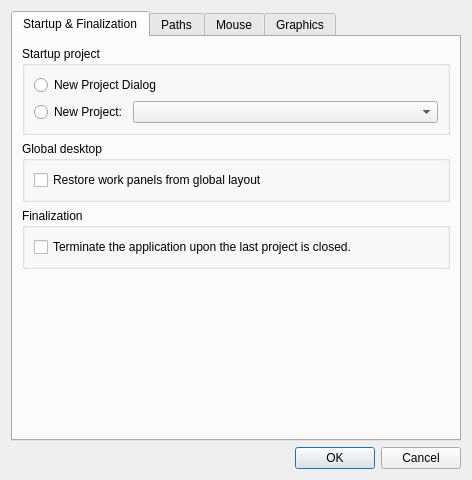
Qt form src/plugins/workpanels/AdminWP/GlobalSetupWorkPanel.ui (kulhanek/nemesis-vtk) before a commit.
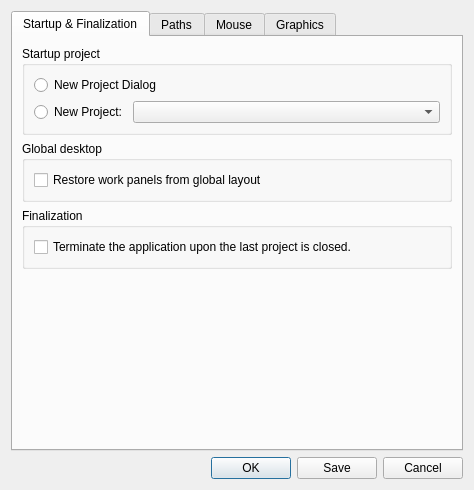
The same form after that commit. The open tabs and pages were chosen to show the change. Icons and pictures are not drawn.

Patch:
```diff
--- a/src/plugins/workpanels/AdminWP/GlobalSetupWorkPanel.ui
+++ b/src/plugins/workpanels/AdminWP/GlobalSetupWorkPanel.ui
@@ -6,8 +6,8 @@
    <rect>
     <x>0</x>
     <y>0</y>
-    <width>472</width>
-    <height>480</height>
+    <width>474</width>
+    <height>490</height>
    </rect>
   </property>
   <property name="windowTitle">
@@ -613,7 +613,7 @@
    <item>
     <widget class="QDialogButtonBox" name="buttonBox">
      <property name="standardButtons">
-      <set>QDialogButtonBox::Cancel|QDialogButtonBox::Ok</set>
+      <set>QDialogButtonBox::Cancel|QDialogButtonBox::Ok|QDialogButtonBox::Save</set>
      </property>
      <property name="centerButtons">
       <bool>false</bool>
```
Left out of the diff: 2 changed lines with no effect on the pictures.
